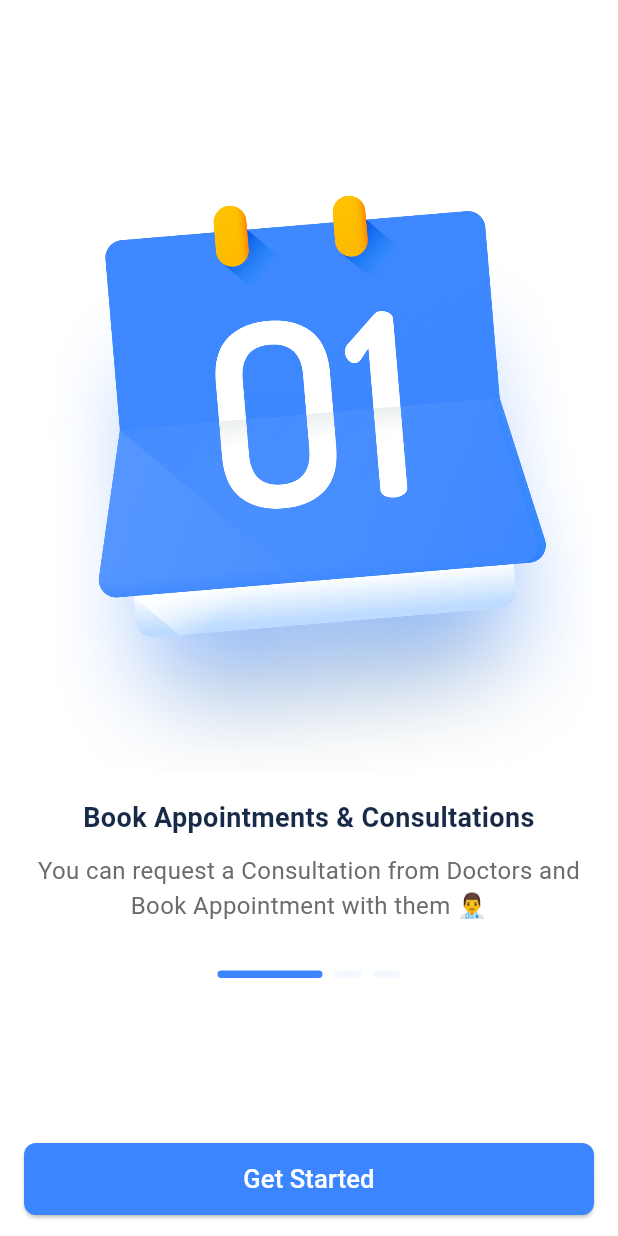
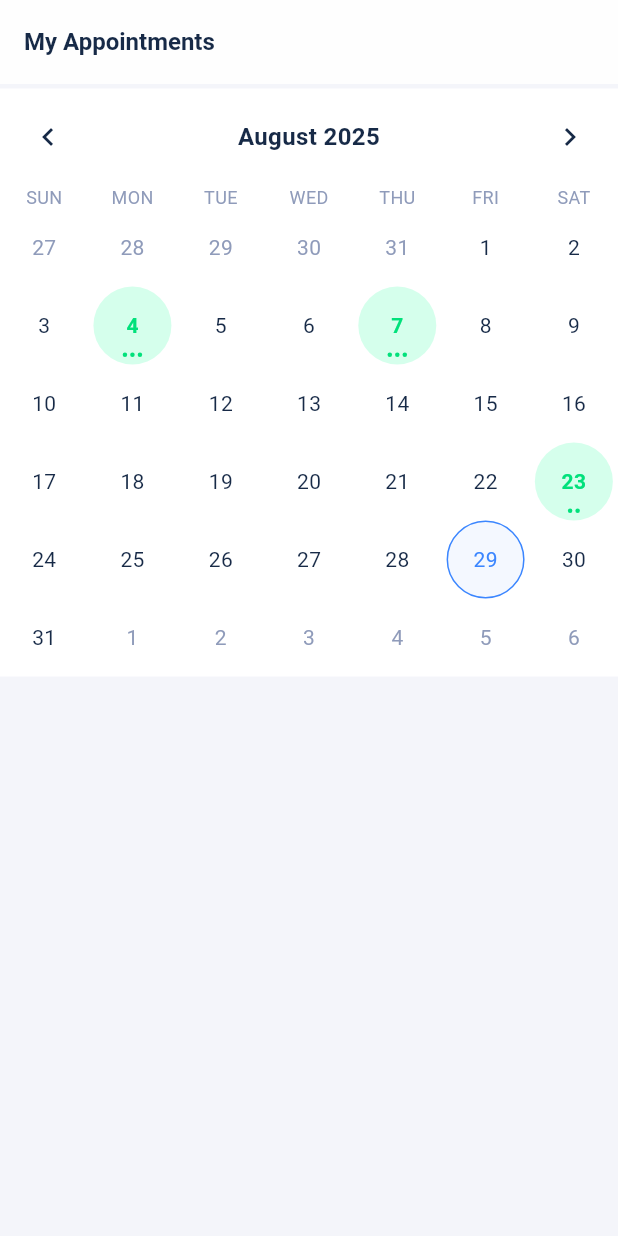
Before and after one commit to YahyaKreiyeh/dome-care, a Flutter app: the screen it shows after launch, on a phone screen of 412 x 824 dp. Run offline on Flutter 3.47's test engine with Material 3 defaults, Android fonts, the phone set to English and light mode, and no system bars; drawn by our look-alikes of table_calendar; our stand-ins replace clock, dio, flutter_bloc, flutter_secure_storage, freezed_annotation, get_it and 3 more; generated files the repository leaves out were written again.

Commit message:
my appointments view calendar

```diff
--- a/lib/core/routing/app_router.dart
+++ b/lib/core/routing/app_router.dart
@@ -1,5 +1,6 @@
 import 'package:dome_care/core/di/dependency_injection.dart';
 import 'package:dome_care/core/routing/routes.dart';
+import 'package:dome_care/features/appointments/presentation/views/my_appointments_view.dart';
 import 'package:dome_care/features/login/presentation/cubit/login_cubit.dart';
 import 'package:dome_care/features/login/presentation/views/login_view.dart';
 import 'package:dome_care/onboarding_view.dart';
@@ -16,6 +17,8 @@ class AppRouter {
             child: const LoginView(),
           ),
         );
+      case Routes.myAppointments:
+        return MaterialPageRoute(builder: (_) => MyAppointmentsView());
       case Routes.onboarding:
         return MaterialPageRoute(builder: (_) => const OnboardingView());
       default:
--- a/lib/core/routing/routes.dart
+++ b/lib/core/routing/routes.dart
@@ -1,5 +1,5 @@
 class Routes {
   static const String login = 'login';
   static const String onboarding = 'onboarding';
-  static const String home = 'home';
+  static const String myAppointments = 'my_appointments';
 }
--- a/lib/core/themes/app_bar_theme.dart
+++ b/lib/core/themes/app_bar_theme.dart
@@ -1,10 +1,11 @@
-import 'package:flutter/material.dart';
 import 'package:dome_care/core/themes/app_colors.dart';
 import 'package:dome_care/core/themes/text_styles.dart';
+import 'package:flutter/material.dart';
 
 AppBarTheme appBarTheme() => AppBarTheme(
+  elevation: 5,
   backgroundColor: AppColors.white,
   surfaceTintColor: AppColors.appBarBackground,
   foregroundColor: AppColors.appBarForeground,
-  titleTextStyle: TextStyles.primaryText60022,
+  titleTextStyle: TextStyles.primaryText70016,
 );
--- a/lib/core/themes/app_colors.dart
+++ b/lib/core/themes/app_colors.dart
@@ -3,6 +3,7 @@ import 'package:flutter/material.dart';
 class AppColors {
   AppColors._();
   static const primary = Color(0xFF3B86FF);
+  static const primaryLight = Color(0xFFF4F8FF);
   static const secondary = Color(0xFFFFEED7);
   static const lightOrange = Color(0xFFFDEDDB);
   static const lighterOrange = Color(0xFFFFFBF7);
@@ -13,7 +14,8 @@ class AppColors {
   // Basics
   static const error = Color(0xFFEC0D28);
   static const blue = Color(0xFF1575E5);
-  static const green = Color(0xFF11C26D);
+  static const green = Color(0xFF01E17B);
+  static const lightGreen = Color(0xFFD5FFEC);
   static const yellow = Color(0xFFFFD43A);
   static const black = Color(0xFF000000);
   static const white = Color(0xFFFFFFFF);
@@ -36,7 +38,7 @@ class AppColors {
   // Text
   static const appPrimaryText = Color(0xFF3B86FF);
   static const primaryText = Color(0xFF172A47);
-  static const secondaryText = Color(0xFF6C6C6C);
+  static const secondaryText = Color(0xFF8F9BBA);
   static const whiteText = Color(0xFFFFFFFF);
   static const redText = Color(0xFFC42020);
   static const textfieldLabel = Color(0xFF808DA4);
@@ -46,7 +48,8 @@ class AppColors {
   static const bottomNavBarHighLight = Color(0x1FFFFFFF);
 
   // Scaffold
-  static const scaffoldBackground = Color(0xFFF3F5F8);
+  static const whiteScaffoldBackground = Color(0xFFFFFFFF);
+  static const greyScaffoldBackground = Color(0xFFF4F5FA);
 
   // AppBar
   static const appBarBackground = Color(0xFFF3F5F8);
--- a/lib/core/themes/chip_theme.dart
+++ b/lib/core/themes/chip_theme.dart
@@ -1,10 +1,10 @@
-import 'package:flutter/material.dart';
 import 'package:dome_care/core/themes/app_colors.dart';
 import 'package:dome_care/core/themes/text_styles.dart';
+import 'package:flutter/material.dart';
 
 ChipThemeData customChipTheme() => ChipThemeData(
   showCheckmark: false,
-  disabledColor: AppColors.scaffoldBackground,
+  disabledColor: AppColors.greyScaffoldBackground,
   backgroundColor: AppColors.white,
   selectedColor: AppColors.secondary,
   surfaceTintColor: AppColors.secondary,
--- a/lib/core/themes/text_styles.dart
+++ b/lib/core/themes/text_styles.dart
@@ -38,8 +38,20 @@ class TextStyles {
     color: AppColors.secondaryText,
   );
 
+  static TextStyle secondaryText40012 = const TextStyle(
+    fontSize: 12,
+    fontWeight: FontWeight.w400,
+    color: AppColors.secondaryText,
+  );
+
   static TextStyle primaryText40013 = const TextStyle(
     fontSize: 13,
+    fontWeight: FontWeight.w400,
+    color: AppColors.primaryText,
+  );
+
+  static TextStyle primaryText40014 = const TextStyle(
+    fontSize: 14,
     fontWeight: FontWeight.w400,
     color: AppColors.primaryText,
   );
@@ -101,6 +113,12 @@ class TextStyles {
 
   static TextStyle white70016 = const TextStyle(
     fontSize: 16,
+    fontWeight: FontWeight.w700,
+    color: AppColors.whiteText,
+  );
+
+  static TextStyle white70014 = const TextStyle(
+    fontSize: 14,
     fontWeight: FontWeight.w700,
     color: AppColors.whiteText,
   );
@@ -180,6 +198,11 @@ class TextStyles {
     fontWeight: FontWeight.w400,
     color: AppColors.appPrimaryText,
   );
+  static TextStyle primary40014 = const TextStyle(
+    fontSize: 14,
+    fontWeight: FontWeight.w400,
+    color: AppColors.appPrimaryText,
+  );
 
   static TextStyle primary40015 = const TextStyle(
     fontSize: 15,
@@ -255,6 +278,18 @@ class TextStyles {
     color: AppColors.primaryText,
   );
 
+  static TextStyle primaryText70016 = const TextStyle(
+    fontSize: 16,
+    fontWeight: FontWeight.w700,
+    color: AppColors.primaryText,
+  );
+
+  static TextStyle primaryText60016 = const TextStyle(
+    fontSize: 16,
+    fontWeight: FontWeight.w600,
+    color: AppColors.primaryText,
+  );
+
   static TextStyle primaryText70018 = const TextStyle(
     fontSize: 18,
     fontWeight: FontWeight.w700,
--- a/lib/core/themes/theme.dart
+++ b/lib/core/themes/theme.dart
@@ -1,4 +1,3 @@
-import 'package:flutter/material.dart';
 import 'package:dome_care/core/themes/app_bar_theme.dart';
 import 'package:dome_care/core/themes/app_colors.dart';
 import 'package:dome_care/core/themes/bottom_sheet_theme.dart';
@@ -11,11 +10,12 @@ import 'package:dome_care/core/themes/input_decoration_theme.dart';
 import 'package:dome_care/core/themes/page_transitions_theme.dart';
 import 'package:dome_care/core/themes/popupmenu_theme.dart';
 import 'package:dome_care/core/themes/text_theme.dart';
+import 'package:flutter/material.dart';
 
 ThemeData getTheme() => ThemeData(
   canvasColor: AppColors.white,
   appBarTheme: appBarTheme(),
-  scaffoldBackgroundColor: AppColors.white,
+  scaffoldBackgroundColor: AppColors.greyScaffoldBackground,
   primaryColor: AppColors.primary,
   primaryColorLight: AppColors.primary.withAlpha((0.1 * 255).toInt()),
   colorScheme: colorScheme(),
--- a/lib/dome_care.dart
+++ b/lib/dome_care.dart
@@ -15,7 +15,7 @@ class DomeCare extends StatelessWidget {
       debugShowCheckedModeBanner: false,
       theme: getTheme(),
       onGenerateRoute: AppRouter.generateRoute,
-      initialRoute: Routes.onboarding,
+      initialRoute: Routes.myAppointments,
       builder: (context, child) {
         return SnackbarView(child: child ?? const SizedBox.shrink());
       },
--- /dev/null
+++ b/lib/features/appointments/data/datasources/mock_appointment_data_source.dart
@@ -0,0 +1,59 @@
+import 'package:dome_care/features/appointments/domain/entites/appointment_entity.dart';
+
+final Map<DateTime, List<AppointmentEntity>> mockEvents = {
+  DateTime(2025, 8, 23): [
+    AppointmentEntity(
+      date: DateTime(2025, 8, 23),
+      time: "10:00 AM",
+      image: "assets/images/doc1.png",
+      name: "Dr. John Doe",
+      specialization: "Cardiologist",
+      status: "Confirmed",
+    ),
+    AppointmentEntity(
+      date: DateTime(2025, 8, 23),
+      time: "02:30 PM",
+      image: "assets/images/doc2.png",
+      name: "Dr. Jane Smith",
+      specialization: "Dermatologist",
+      status: "Pending",
+    ),
+  ],
+  DateTime(2025, 8, 4): [
+    AppointmentEntity(
+      date: DateTime(2025, 8, 4),
+      time: "09:00 AM",
+      image: "assets/images/doc3.png",
+      name: "Dr. Albert Lee",
+      specialization: "Dentist",
+      status: "Cancelled",
+    ),
+    AppointmentEntity(
+      date: DateTime(2025, 8, 4),
+      time: "01:00 PM",
+      image: "assets/images/doc4.png",
+      name: "Dr. Emily Brown",
+      specialization: "Neurologist",
+      status: "Confirmed",
+    ),
+    AppointmentEntity(
+      date: DateTime(2025, 8, 4),
+      time: "03:45 PM",
+      image: "assets/images/doc5.png",
+      name: "Dr. David Wilson",
+      specialization: "Orthopedic",
+      status: "Confirmed",
+    ),
+  ],
+  DateTime(2025, 8, 7): List.generate(
+    30,
+    (i) => AppointmentEntity(
+      date: DateTime(2025, 8, 7),
+      time: "${9 + (i % 8)}:00 AM",
+      image: "assets/images/doc${(i % 5) + 1}.png",
+      name: "Doctor ${i + 1}",
+      specialization: "Specialization ${(i % 5) + 1}",
+      status: i.isEven ? "Confirmed" : "Pending",
+    ),
+  ),
+};
--- /dev/null
+++ b/lib/features/appointments/domain/entites/appointment_entity.dart
@@ -0,0 +1,17 @@
+class AppointmentEntity {
+  final DateTime date;
+  final String time;
+  final String image;
+  final String name;
+  final String specialization;
+  final String status;
+
+  AppointmentEntity({
+    required this.date,
+    required this.time,
+    required this.image,
+    required this.name,
+    required this.specialization,
+    required this.status,
+  });
+}
--- /dev/null
+++ b/lib/features/appointments/presentation/views/my_appointments_view.dart
@@ -0,0 +1,208 @@
+import 'package:dome_care/core/helpers/spacing.dart';
+import 'package:dome_care/core/themes/app_colors.dart';
+import 'package:dome_care/core/themes/text_styles.dart';
+import 'package:dome_care/features/appointments/data/datasources/mock_appointment_data_source.dart';
+import 'package:flutter/material.dart';
+import 'package:intl/intl.dart';
+import 'package:table_calendar/table_calendar.dart';
+
+class MyAppointmentsView extends StatefulWidget {
+  const MyAppointmentsView({super.key});
+
+  @override
+  State<MyAppointmentsView> createState() => _MyAppointmentsViewState();
+}
+
+class _MyAppointmentsViewState extends State<MyAppointmentsView> {
+  DateTime _focusedDay = DateTime.now();
+  DateTime? _selectedDay;
+
+  List<dynamic> _getEventsForDay(DateTime day) =>
+      mockEvents[DateTime(day.year, day.month, day.day)] ?? const [];
+
+  @override
+  Widget build(BuildContext context) {
+    return Scaffold(
+      appBar: AppBar(title: const Text('My Appointments')),
+      body: Column(
+        children: [
+          VerticalSpace(3),
+          _AppointmentsCalendar(
+            focusedDay: _focusedDay,
+            selectedDay: _selectedDay,
+            eventLoader: _getEventsForDay,
+            onDaySelected: (selectedDay, focusedDay) {
+              setState(() {
+                _selectedDay = selectedDay;
+                _focusedDay = focusedDay;
+              });
+            },
+          ),
+          VerticalSpace(24),
+          if (_selectedDay != null)
+            Padding(
+              padding: const EdgeInsets.symmetric(horizontal: 16),
+              child: Align(
+                alignment: Alignment.centerLeft,
+                child: Text(
+                  'Appointments on ${_selectedDay!.toLocal().toString().split(' ').first}',
+                  style: const TextStyle(fontWeight: FontWeight.w600),
+                ),
+              ),
+            ),
+        ],
+      ),
+    );
+  }
+}
+
+class _AppointmentsCalendar extends StatelessWidget {
+  const _AppointmentsCalendar({
+    required this.focusedDay,
+    required this.selectedDay,
+    required this.onDaySelected,
+    required this.eventLoader,
+  });
+
+  final DateTime focusedDay;
+  final DateTime? selectedDay;
+  final void Function(DateTime selectedDay, DateTime focusedDay) onDaySelected;
+  final List<dynamic> Function(DateTime day) eventLoader;
+
+  @override
+  Widget build(BuildContext context) {
+    return ColoredBox(
+      color: AppColors.white,
+      child: TableCalendar(
+        firstDay: DateTime.utc(2025, 1, 1),
+        lastDay: DateTime.utc(2025, 12, 31),
+        focusedDay: focusedDay,
+        startingDayOfWeek: StartingDayOfWeek.sunday,
+        headerStyle: HeaderStyle(
+          formatButtonVisible: false,
+          titleCentered: true,
+          leftChevronIcon: Icon(
+            Icons.chevron_left,
+            color: AppColors.primaryText,
+          ),
+          rightChevronIcon: Icon(
+            Icons.chevron_right,
+            color: AppColors.primaryText,
+          ),
+          titleTextStyle: TextStyles.primaryText60016,
+        ),
+        daysOfWeekStyle: DaysOfWeekStyle(
+          dowTextFormatter: (date, locale) =>
+              DateFormat('EEE', locale).format(date).toUpperCase(),
+          weekendStyle: TextStyles.secondaryText40012,
+          weekdayStyle: TextStyles.secondaryText40012,
+        ),
+        calendarStyle: CalendarStyle(
+          selectedDecoration: const BoxDecoration(
+            shape: BoxShape.circle,
+            color: AppColors.primary,
+          ),
+          selectedTextStyle: TextStyles.white70014,
+          todayDecoration: BoxDecoration(
+            shape: BoxShape.circle,
+            border: Border.all(color: AppColors.primary),
+            color: AppColors.primaryLight,
+          ),
+          todayTextStyle: TextStyles.primary40014,
+          defaultTextStyle: TextStyles.primaryText40014,
+          weekendTextStyle: TextStyles.primaryText40014,
+          cellMargin: EdgeInsets.zero,
+          outsideDaysVisible: true,
+          outsideTextStyle: TextStyles.secondaryText40014,
+        ),
+        selectedDayPredicate: (day) => isSameDay(selectedDay, day),
+        onDaySelected: onDaySelected,
+        eventLoader: eventLoader,
+        calendarBuilders: CalendarBuilders(
+          selectedBuilder: (context, day, _) {
+            return Container(
+              alignment: Alignment.center,
+              decoration: const BoxDecoration(
+                shape: BoxShape.circle,
+                color: AppColors.primary,
+              ),
+              child: Text('${day.day}', style: TextStyles.white70014),
+            );
+          },
+          defaultBuilder: (context, day, _) {
+            final hasEvents = eventLoader(day).isNotEmpty;
+            if (!hasEvents) return null;
+            return _EventDay(
+              day: day,
+              textColor: AppColors.green,
+              background: AppColors.lightGreen,
+            );
+          },
+          outsideBuilder: (context, day, _) {
+            final hasEvents = eventLoader(day).isNotEmpty;
+            if (!hasEvents) return null;
+            return _EventDay(
+              day: day,
+              textColor: AppColors.green,
+              background: AppColors.lightGreen,
+            );
+          },
+          markerBuilder: (context, day, events) {
+            if (events.isEmpty) return const SizedBox.shrink();
+
+            final isSelected = isSameDay(selectedDay, day);
+            final dotColor = isSelected ? AppColors.white : AppColors.green;
+            final count = events.length.clamp(0, 3);
+
+            return Padding(
+              padding: const EdgeInsets.only(bottom: 5),
+              child: Row(
+                mainAxisAlignment: MainAxisAlignment.center,
+                children: List.generate(
+                  count,
+                  (_) => Container(
+                    width: 3,
+                    height: 3,
+                    margin: const EdgeInsets.symmetric(horizontal: 1),
+                    decoration: BoxDecoration(
+                      shape: BoxShape.circle,
+                      color: dotColor,
+                    ),
+                  ),
+                ),
+              ),
+            );
+          },
+        ),
+      ),
+    );
+  }
+}
+
+class _EventDay extends StatelessWidget {
+  const _EventDay({
+    required this.day,
+    required this.textColor,
+    required this.background,
+  });
+
+  final DateTime day;
+  final Color textColor;
+  final Color background;
+
+  @override
+  Widget build(BuildContext context) {
+    return Container(
+      alignment: Alignment.center,
+      decoration: BoxDecoration(color: background, shape: BoxShape.circle),
+      child: Text(
+        '${day.day}',
+        style: TextStyle(
+          color: textColor,
+          fontWeight: FontWeight.w700,
+          fontSize: 14,
+        ),
+      ),
+    );
+  }
+}
--- a/lib/features/login/presentation/views/login_view.dart
+++ b/lib/features/login/presentation/views/login_view.dart
@@ -23,6 +23,7 @@ class LoginView extends StatelessWidget {
   @override
   Widget build(BuildContext context) {
     return Scaffold(
+      backgroundColor: AppColors.whiteScaffoldBackground,
       body: SafeArea(
         child: SingleChildScrollView(
           padding: const EdgeInsets.symmetric(horizontal: horizontalPadding),
@@ -144,7 +145,7 @@ class _LoginBlocListener extends StatelessWidget {
                 type: SnackbarType.success,
               ),
             );
-            context.pushReplacementNamed(Routes.home);
+            context.pushReplacementNamed(Routes.myAppointments);
           },
           failure: (_, _, errorMessage) {
             context.read<SnackbarBloc>().add(
--- a/lib/onboarding_view.dart
+++ b/lib/onboarding_view.dart
@@ -14,6 +14,7 @@ class OnboardingView extends StatelessWidget {
   @override
   Widget build(BuildContext context) {
     return Scaffold(
+      backgroundColor: AppColors.whiteScaffoldBackground,
       body: SafeArea(
         child: Padding(
           padding: const EdgeInsets.symmetric(horizontal: horizontalPadding),
--- a/pubspec.yaml
+++ b/pubspec.yaml
@@ -24,6 +24,7 @@ dependencies:
   shared_preferences: ^2.5.3
   flutter_secure_storage: ^9.2.4
   intl: ^0.20.2
+  table_calendar: ^3.2.0
 
 dev_dependencies:
   flutter_test:
```
